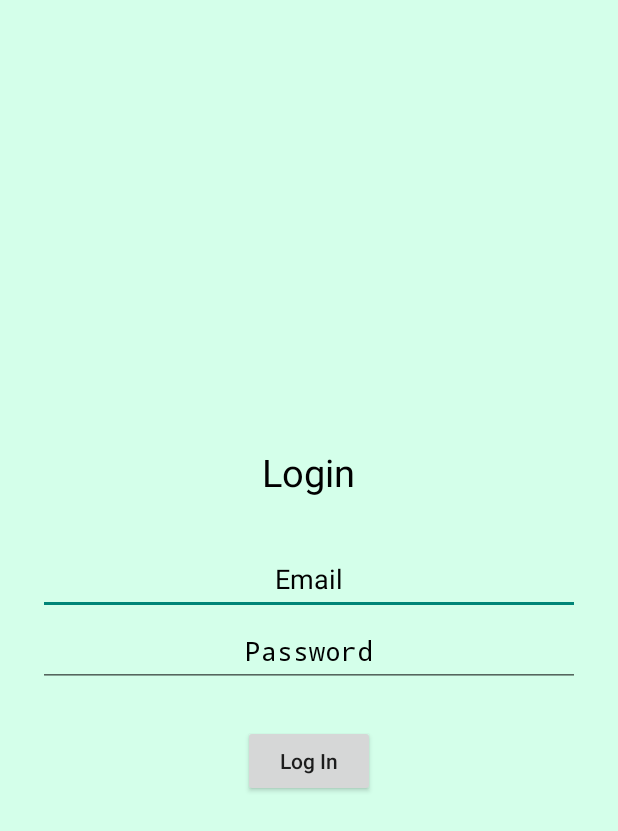
After one commit to forbesne/Payward, an Android app built with Jetpack Compose: the layout activity_main_fragment.xml on its own in the app's theme, with its tools: preview values and no code run, on a phone screen of 412 x 824 dp. The commit adds this screen. Shown: the top 831 px of the screen. Run offline under Robolectric (Android 15) with nearby library versions, the phone set to English and light mode, and no system bars.

Commit message:
Login page

```diff
--- a/app/src/main/res/layout/activity_main.xml
+++ b/app/src/main/res/layout/activity_main.xml
@@ -99,7 +99,7 @@
             style="?android:attr/buttonBarButtonStyle" />
 
         <Button
-            android:id="@+id/accountBtn"
+            android:id="@+id/btnLogon"
             android:layout_width="48dp"
             android:layout_height="48dp"
             android:layout_marginStart="42dp"
--- /dev/null
+++ b/app/src/main/res/layout/activity_main_fragment.xml
@@ -0,0 +1,62 @@
+<?xml version="1.0" encoding="utf-8"?>
+<androidx.constraintlayout.widget.ConstraintLayout xmlns:android="http://schemas.android.com/apk/res/android"
+xmlns:app="http://schemas.android.com/apk/res-auto"
+xmlns:tools="http://schemas.android.com/tools"
+android:layout_width="match_parent"
+android:layout_height="match_parent"
+tools:context=".MainFragment">
+
+<LinearLayout
+    android:id="@+id/signIn"
+    android:layout_width="match_parent"
+    android:layout_height="match_parent"
+    android:gravity="center"
+    android:background="@color/pastel_green"
+    android:padding="25dp"
+    android:orientation="vertical">
+    <TextView
+        android:layout_width="wrap_content"
+        android:layout_height="wrap_content"
+        android:textSize="25sp"
+        android:textColor="@color/black"
+        android:padding="30dp"
+        android:text="Login"/>
+
+    <EditText
+        android:id="@+id/email_edt_text"
+        android:layout_width="match_parent"
+        android:layout_height="wrap_content"
+        android:hint="Email"
+        android:minHeight="48dp"
+        android:textAlignment="center"
+        android:textColor="@color/black"
+        android:textColorHint="@color/black" />
+
+    <EditText
+        android:id="@+id/pass_edt_text"
+        android:layout_width="match_parent"
+        android:layout_height="wrap_content"
+        android:hint="Password"
+        android:inputType="textPassword"
+        android:minHeight="48dp"
+        android:textAlignment="center"
+        android:textColor="@color/black"
+        android:textColorHint="@color/black" />
+    <LinearLayout
+        android:layout_width="match_parent"
+        android:layout_height="wrap_content"
+        android:gravity="center"
+        android:padding="25dp"
+        android:orientation="horizontal">
+
+        <Button
+            android:id="@+id/login_btn"
+            android:text="Log In"
+            android:textAllCaps="false"
+            android:layout_width="wrap_content"
+            android:layout_height="wrap_content" />
+    </LinearLayout>
+</LinearLayout>
+
+
+</androidx.constraintlayout.widget.ConstraintLayout>
```
Also changed, not shown: app/build.gradle (+3 -12 lines), app/src/main/AndroidManifest.xml (+7 -0 lines), app/src/main/java/com/payward/mobile/MainFragment.kt (added, +64 -0 lines).
